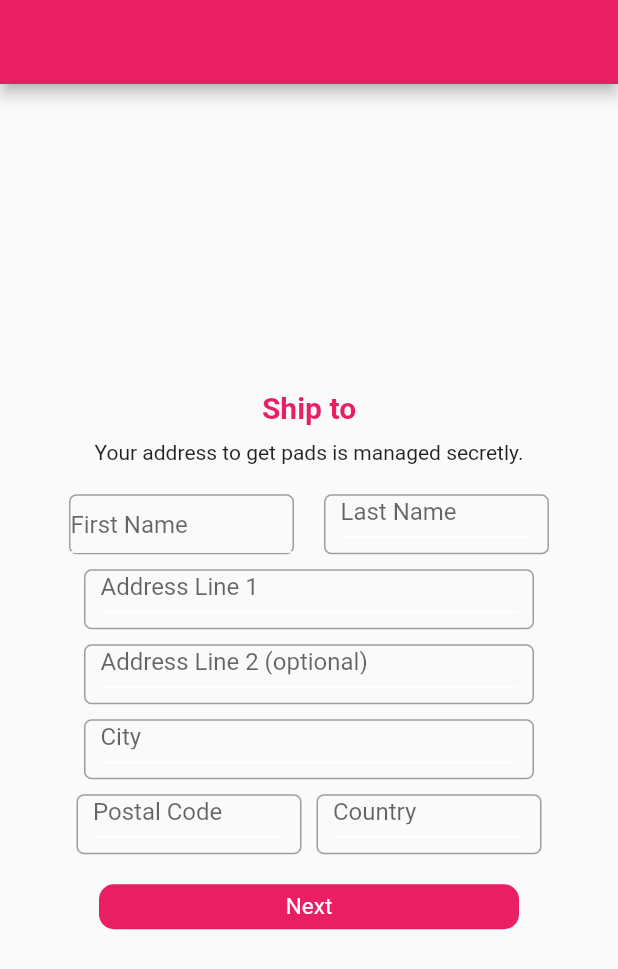
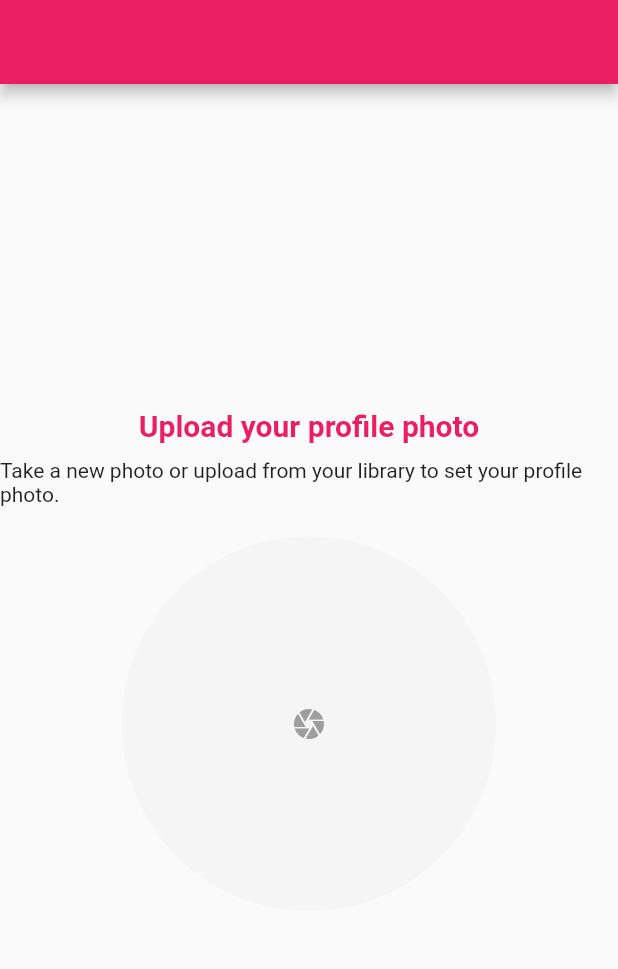
Before and after one commit to isseiM0312/PP, a Flutter app: the screen it shows after launch, on a phone screen of 412 x 824 dp. Shown: the top 969 px of the screen. Run offline on Flutter 3.47's test engine with Material 2 defaults, Android fonts, the light colour scheme and no system bars; our stand-ins replace image_picker.

Commit message:
setup photo

```diff
--- a/lib/main.dart
+++ b/lib/main.dart
@@ -1,5 +1,6 @@
 import 'package:flutter/material.dart';
 import 'package:pad_project/pages/setup_infomation.dart';
+import 'package:pad_project/pages/setup_photo.dart';
 
 void main() {
   runApp(const MyApp());
@@ -25,7 +26,7 @@ class MyApp extends StatelessWidget {
         // is not restarted.
         primarySwatch: Colors.pink,
       ),
-      home: SetUpInformationPage(title: ''),
+      home: SetUpPhotonPage(title: ''),
     );
   }
 }
--- a/lib/pages/setup_photo.dart
+++ b/lib/pages/setup_photo.dart
@@ -0,0 +1,71 @@
+import 'package:flutter/material.dart';
+import 'package:image_picker/image_picker.dart';
+import 'dart:io';
+
+class SetUpPhotonPage extends StatefulWidget {
+  const SetUpPhotonPage({super.key, required this.title});
+
+  final String title;
+
+  @override
+  State<SetUpPhotonPage> createState() => _SetUpPhotonPageState();
+}
+
+class _SetUpPhotonPageState extends State<SetUpPhotonPage> {
+
+  final picker = ImagePicker();
+  File? _image;
+
+  Future getImageFromGallery() async {
+   final pickedFile = await picker.pickImage(source: ImageSource.gallery);
+
+   setState(() {
+    if (pickedFile != null) {
+     _image = File(pickedFile.path);
+    }
+   });
+ }
+
+  @override
+  Widget build(BuildContext context) {
+    return Scaffold(
+      appBar: AppBar(
+        title: Text(widget.title),
+      ),
+      body: Center(
+        child: Column(
+          mainAxisAlignment: MainAxisAlignment.center,
+          children: <Widget>[
+            const Text(
+              'Upload your profile photo',
+              style: TextStyle(
+                  color: Colors.pink,
+                  fontSize: 20,
+                  fontWeight: FontWeight.w700),
+            ),
+            const SizedBox(height: 10,),
+            const Text(
+              'Take a new photo or upload from your library to set your profile photo.',
+            ),
+            const SizedBox(height: 20,),
+           ClipRRect(
+            borderRadius: BorderRadius.circular(1000),
+            child: InkWell(
+              onTap: () async {
+                await getImageFromGallery();
+              },
+              child:Container(
+              height: 250,
+              width: 250,
+              decoration: BoxDecoration(borderRadius: BorderRadius.circular(1000),color: Colors.grey[100]),
+              child: (_image != null) ?
+                     Image.file(_image!) : Center(
+                child: Icon(Icons.camera,color: Colors.grey,),
+              ),)))
+
+          ],
+        ),
+      ),
+    );
+  }
+}
```
